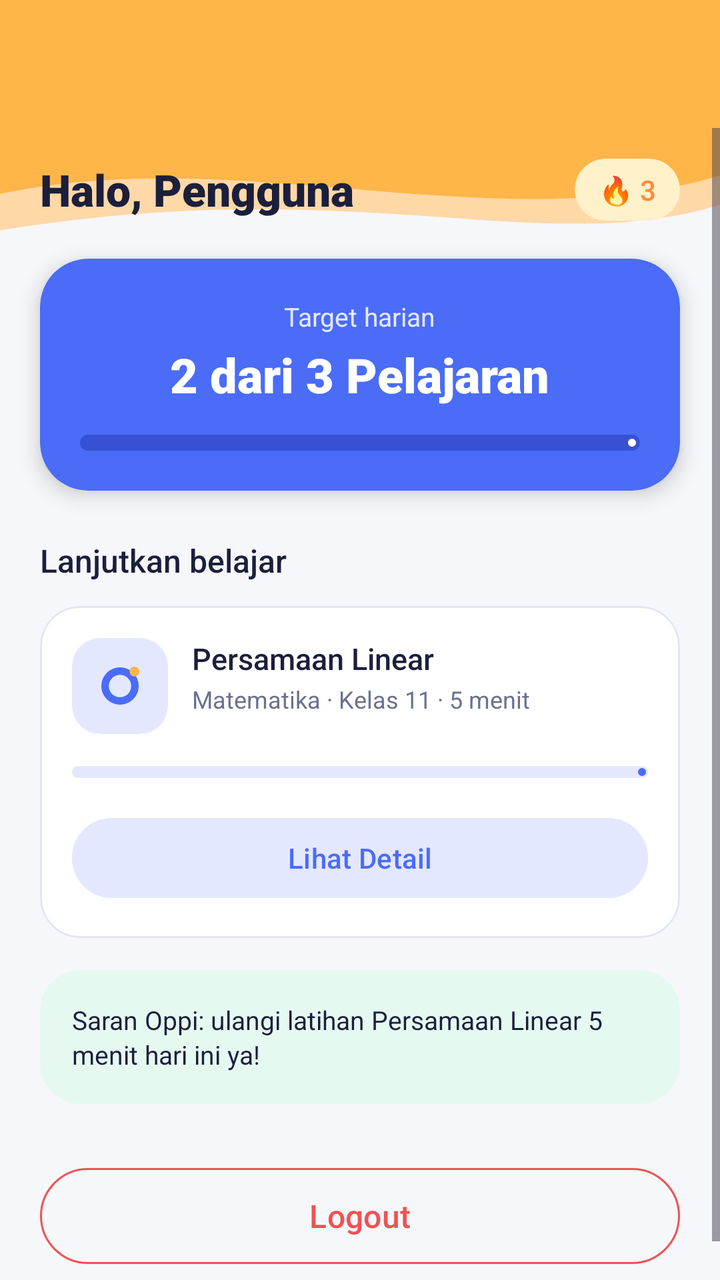
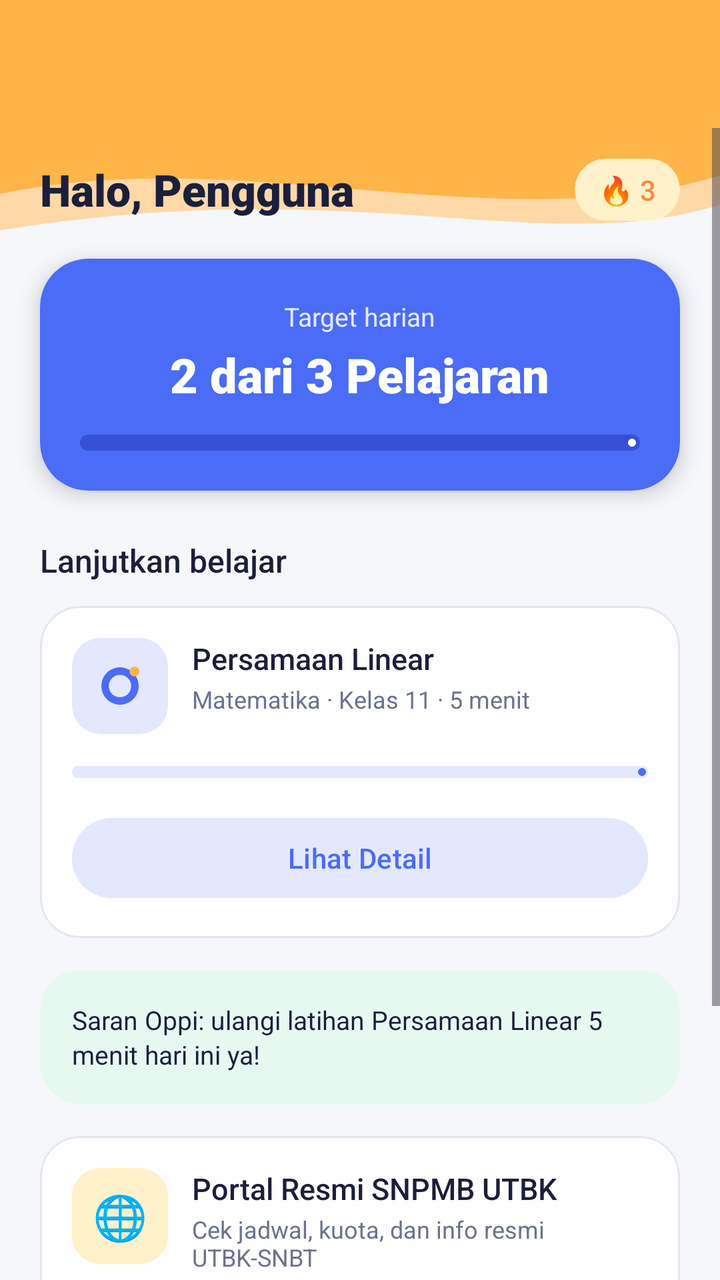

An Android layout rendered at two revisions. The XML below is the earlier revision; the diff shows what the commit changed to produce the second picture.
<!-- AndroidManifest.xml: application theme Theme.AppYuma -->
<!-- res/layout/fragment_home.xml -->
<?xml version="1.0" encoding="utf-8"?>
<androidx.constraintlayout.widget.ConstraintLayout xmlns:android="http://schemas.android.com/apk/res/android"
    xmlns:app="http://schemas.android.com/apk/res-auto"
    xmlns:tools="http://schemas.android.com/tools"
    android:layout_width="match_parent"
    android:layout_height="match_parent"
    android:background="@color/oppi_bg"
    tools:context=".Home.HomeFragment">

    <androidx.appcompat.widget.Toolbar
        android:id="@+id/toolbar"
        android:layout_width="0dp"
        android:layout_height="?attr/actionBarSize"
        android:background="@color/oppi_yellow"
        app:elevation="0dp"
        app:titleTextAppearance="@style/TextAppearance.Oppi.Toolbar.Title"
        app:titleTextColor="@color/oppi_text_primary"
        app:layout_constraintEnd_toEndOf="parent"
        app:layout_constraintStart_toStartOf="parent"
        app:layout_constraintTop_toTopOf="parent" />

    <ScrollView
        android:id="@+id/svMain"
        android:layout_width="0dp"
        android:layout_height="0dp"
        android:fillViewport="true"
        app:layout_constraintBottom_toBottomOf="parent"
        app:layout_constraintEnd_toEndOf="parent"
        app:layout_constraintStart_toStartOf="parent"
        app:layout_constraintTop_toBottomOf="@id/toolbar">

        <androidx.constraintlayout.widget.ConstraintLayout
            android:layout_width="match_parent"
            android:layout_height="wrap_content"
            android:paddingBottom="24dp">

            <ImageView
                android:id="@+id/ivWaveHeader"
                android:layout_width="0dp"
                android:layout_height="64dp"
                android:scaleType="fitXY"
                android:importantForAccessibility="no"
                android:src="@drawable/bg_header_wave_home"
                app:layout_constraintEnd_toEndOf="parent"
                app:layout_constraintStart_toStartOf="parent"
                app:layout_constraintTop_toTopOf="parent" />

            <TextView
                android:id="@+id/tvWelcomeUser"
                android:layout_width="0dp"
                android:layout_height="wrap_content"
                android:layout_marginStart="20dp"
                android:layout_marginTop="16dp"
                android:layout_marginEnd="12dp"
                android:fontFamily="sans-serif-black"
                android:text="Halo, Pengguna"
                android:textColor="@color/oppi_text_primary"
                android:textSize="22sp"
                app:layout_constraintEnd_toStartOf="@id/cvStreak"
                app:layout_constraintStart_toStartOf="parent"
                app:layout_constraintTop_toTopOf="parent" />

            <com.google.android.material.card.MaterialCardView
                android:id="@+id/cvStreak"
                android:layout_width="wrap_content"
                android:layout_height="wrap_content"
                android:layout_marginEnd="20dp"
                app:cardBackgroundColor="@color/oppi_cream"
                app:cardCornerRadius="16dp"
                app:cardElevation="0dp"
                app:strokeWidth="0dp"
                app:layout_constraintBottom_toBottomOf="@id/tvWelcomeUser"
                app:layout_constraintEnd_toEndOf="parent"
                app:layout_constraintTop_toTopOf="@id/tvWelcomeUser">

                <TextView
                    android:id="@+id/tvStreak"
                    android:layout_width="wrap_content"
                    android:layout_height="wrap_content"
                    android:paddingStart="12dp"
                    android:paddingTop="6dp"
                    android:paddingEnd="12dp"
                    android:paddingBottom="6dp"
                    android:fontFamily="sans-serif-medium"
                    android:text="🔥 3"
                    android:textColor="@color/oppi_orange"
                    android:textSize="14sp" />

            </com.google.android.material.card.MaterialCardView>

            <com.google.android.material.card.MaterialCardView
                android:id="@+id/cvTarget"
                android:layout_width="0dp"
                android:layout_height="wrap_content"
                android:layout_marginStart="20dp"
                android:layout_marginTop="20dp"
                android:layout_marginEnd="20dp"
                app:cardBackgroundColor="@color/oppi_primary"
                app:cardCornerRadius="24dp"
                app:cardElevation="6dp"
                app:strokeWidth="0dp"
                app:layout_constraintEnd_toEndOf="parent"
                app:layout_constraintStart_toStartOf="parent"
                app:layout_constraintTop_toBottomOf="@id/tvWelcomeUser">

                <androidx.constraintlayout.widget.ConstraintLayout
                    android:layout_width="match_parent"
                    android:layout_height="wrap_content"
                    android:padding="20dp">

                    <TextView
                        android:id="@+id/tvTargetLabel"
                        android:layout_width="wrap_content"
                        android:layout_height="wrap_content"
                        android:text="Target harian"
                        android:textColor="@color/oppi_lavender"
                        android:textSize="13sp"
                        app:layout_constraintEnd_toEndOf="parent"
                        app:layout_constraintStart_toStartOf="parent"
                        app:layout_constraintTop_toTopOf="parent" />

                    <TextView
                        android:id="@+id/tvTargetValue"
                        android:layout_width="wrap_content"
                        android:layout_height="wrap_content"
                        android:layout_marginTop="4dp"
                        android:fontFamily="sans-serif-black"
                        android:text="2 dari 3 Pelajaran"
                        android:textColor="@color/white"
                        android:textSize="24sp"
                        app:layout_constraintEnd_toEndOf="parent"
                        app:layout_constraintStart_toStartOf="parent"
                        app:layout_constraintTop_toBottomOf="@id/tvTargetLabel" />

                    <com.google.android.material.progressindicator.LinearProgressIndicator
                        android:id="@+id/pbTarget"
                        android:layout_width="0dp"
                        android:layout_height="wrap_content"
                        android:layout_marginTop="14dp"
                        android:progress="66"
                        app:indicatorColor="@color/white"
                        app:trackColor="@color/oppi_primary_dark"
                        app:trackCornerRadius="4dp"
                        app:trackThickness="8dp"
                        app:layout_constraintEnd_toEndOf="parent"
                        app:layout_constraintStart_toStartOf="parent"
                        app:layout_constraintTop_toBottomOf="@id/tvTargetValue" />

                </androidx.constraintlayout.widget.ConstraintLayout>

            </com.google.android.material.card.MaterialCardView>

            <TextView
                android:id="@+id/tvSectionTitle"
                android:layout_width="wrap_content"
                android:layout_height="wrap_content"
                android:layout_marginStart="20dp"
                android:layout_marginTop="24dp"
                android:fontFamily="sans-serif-medium"
                android:text="Lanjutkan belajar"
                android:textColor="@color/oppi_text_primary"
                android:textSize="16sp"
                app:layout_constraintStart_toStartOf="parent"
                app:layout_constraintTop_toBottomOf="@id/cvTarget" />

            <com.google.android.material.card.MaterialCardView
                android:id="@+id/cvProjectCard"
                android:layout_width="0dp"
                android:layout_height="wrap_content"
                android:layout_marginStart="20dp"
                android:layout_marginTop="12dp"
                android:layout_marginEnd="20dp"
                app:cardBackgroundColor="@color/oppi_card"
                app:cardCornerRadius="20dp"
                app:cardElevation="0dp"
                app:strokeColor="@color/oppi_border"
                app:strokeWidth="1dp"
                app:layout_constraintEnd_toEndOf="parent"
                app:layout_constraintStart_toStartOf="parent"
                app:layout_constraintTop_toBottomOf="@id/tvSectionTitle">

                <androidx.constraintlayout.widget.ConstraintLayout
                    android:layout_width="match_parent"
                    android:layout_height="wrap_content"
                    android:padding="16dp">

                    <com.google.android.material.card.MaterialCardView
                        android:id="@+id/cvLessonIcon"
                        android:layout_width="48dp"
                        android:layout_height="48dp"
                        app:cardBackgroundColor="@color/oppi_lavender"
                        app:cardCornerRadius="14dp"
                        app:cardElevation="0dp"
                        app:strokeWidth="0dp"
                        app:layout_constraintStart_toStartOf="parent"
                        app:layout_constraintTop_toTopOf="parent">

                        <ImageView
                            android:id="@+id/ivLogo"
                            android:layout_width="28dp"
                            android:layout_height="28dp"
                            android:layout_gravity="center"
                            android:contentDescription="Ikon pelajaran"
                            android:src="@drawable/ic_logo" />

                    </com.google.android.material.card.MaterialCardView>

                    <TextView
                        android:id="@+id/tvProjectTitle"
                        android:layout_width="0dp"
                        android:layout_height="wrap_content"
                        android:layout_marginStart="12dp"
                        android:fontFamily="sans-serif-medium"
                        android:text="Persamaan Linear"
                        android:textColor="@color/oppi_text_primary"
                        android:textSize="15sp"
                        app:layout_constraintEnd_toEndOf="parent"
                        app:layout_constraintStart_toEndOf="@id/cvLessonIcon"
                        app:layout_constraintTop_toTopOf="@id/cvLessonIcon" />

                    <TextView
                        android:id="@+id/tvProjectDesc"
                        android:layout_width="0dp"
                        android:layout_height="wrap_content"
                        android:layout_marginStart="12dp"
                        android:layout_marginTop="2dp"
                        android:text="Matematika · Kelas 11 · 5 menit"
                        android:textColor="@color/oppi_text_secondary"
                        android:textSize="12sp"
                        app:layout_constraintEnd_toEndOf="parent"
                        app:layout_constraintStart_toEndOf="@id/cvLessonIcon"
                        app:layout_constraintTop_toBottomOf="@id/tvProjectTitle" />

                    <com.google.android.material.progressindicator.LinearProgressIndicator
                        android:id="@+id/pbLesson"
                        android:layout_width="0dp"
                        android:layout_height="wrap_content"
                        android:layout_marginTop="16dp"
                        android:progress="45"
                        app:indicatorColor="@color/oppi_primary"
                        app:trackColor="@color/oppi_lavender"
                        app:trackCornerRadius="4dp"
                        app:trackThickness="6dp"
                        app:layout_constraintEnd_toEndOf="parent"
                        app:layout_constraintStart_toStartOf="parent"
                        app:layout_constraintTop_toBottomOf="@id/cvLessonIcon" />

                    <com.google.android.material.button.MaterialButton
                        android:id="@+id/btnViewDetail"
                        android:layout_width="0dp"
                        android:layout_height="48dp"
                        android:layout_marginTop="16dp"
                        android:backgroundTint="@color/oppi_lavender"
                        android:fontFamily="sans-serif-medium"
                        android:text="Lihat Detail"
                        android:textAllCaps="false"
                        android:textColor="@color/oppi_primary"
                        app:cornerRadius="24dp"
                        app:layout_constraintEnd_toEndOf="parent"
                        app:layout_constraintStart_toStartOf="parent"
                        app:layout_constraintTop_toBottomOf="@id/pbLesson" />

                </androidx.constraintlayout.widget.ConstraintLayout>

            </com.google.android.material.card.MaterialCardView>

            <com.google.android.material.card.MaterialCardView
                android:id="@+id/cvTips"
                android:layout_width="0dp"
                android:layout_height="wrap_content"
                android:layout_marginStart="20dp"
                android:layout_marginTop="16dp"
                android:layout_marginEnd="20dp"
                app:cardBackgroundColor="@color/oppi_mint"
                app:cardCornerRadius="20dp"
                app:cardElevation="0dp"
                app:strokeWidth="0dp"
                app:layout_constraintEnd_toEndOf="parent"
                app:layout_constraintStart_toStartOf="parent"
                app:layout_constraintTop_toBottomOf="@id/cvProjectCard">

                <TextView
                    android:id="@+id/tvTips"
                    android:layout_width="match_parent"
                    android:layout_height="wrap_content"
                    android:padding="16dp"
                    android:lineSpacingExtra="2dp"
                    android:text="Saran Oppi: ulangi latihan Persamaan Linear 5 menit hari ini ya!"
                    android:textColor="@color/oppi_text_primary"
                    android:textSize="13sp" />

            </com.google.android.material.card.MaterialCardView>

            <com.google.android.material.button.MaterialButton
                android:id="@+id/btnLogout"
                style="@style/Widget.Material3.Button.OutlinedButton"
                android:layout_width="0dp"
                android:layout_height="56dp"
                android:layout_marginStart="20dp"
                android:layout_marginTop="28dp"
                android:layout_marginEnd="20dp"
                android:fontFamily="sans-serif-medium"
                android:text="Logout"
                android:textAllCaps="false"
                android:textColor="@color/oppi_red"
                android:textSize="16sp"
                app:cornerRadius="28dp"
                app:strokeColor="@color/oppi_red"
                app:strokeWidth="1dp"
                app:layout_constraintEnd_toEndOf="parent"
                app:layout_constraintStart_toStartOf="parent"
                app:layout_constraintTop_toBottomOf="@id/cvTips" />

        </androidx.constraintlayout.widget.ConstraintLayout>

    </ScrollView>

</androidx.constraintlayout.widget.ConstraintLayout>
<!-- resources referenced by this layout -->
<resources>
  <color name="oppi_bg">#F6F7FB</color>
  <color name="oppi_border">#E3E6F0</color>
  <color name="oppi_card">#FFFFFF</color>
  <color name="oppi_cream">#FFF1C9</color>
  <color name="oppi_lavender">#E4E8FF</color>
  <color name="oppi_mint">#E6F9F1</color>
  <color name="oppi_orange">#FF8A3D</color>
  <color name="oppi_primary">#4A6CF7</color>
  <color name="oppi_primary_dark">#3651D4</color>
  <color name="oppi_red">#F05252</color>
  <color name="oppi_text_primary">#1B1F3B</color>
  <color name="oppi_text_secondary">#6B7190</color>
  <color name="oppi_yellow">#FFB547</color>
  <color name="white">#FFFFFFFF</color>
  <!-- drawable bg_header_wave_home (drawable) -->
  <vector xmlns:android="http://schemas.android.com/apk/res/android"
      android:width="360dp"
      android:height="70dp"
      android:viewportWidth="360"
      android:viewportHeight="70">
  
      <path
          android:fillColor="@color/oppi_peach"
          android:pathData="M 0,0 L 360,0 L 360,42 C 270,72 180,24 0,56 Z" />
  
      <path
          android:fillColor="@color/oppi_yellow"
          android:pathData="M 0,0 L 360,0 L 360,26 C 250,62 120,8 0,36 Z" />
  
  </vector>
  <!-- drawable ic_logo (drawable) -->
  <vector xmlns:android="http://schemas.android.com/apk/res/android"
      android:width="96dp"
      android:height="96dp"
      android:viewportWidth="24"
      android:viewportHeight="24">
      
      <path
          android:fillColor="#4A6CF7"
          android:pathData="M12,4a8,8 0 1,0 0.01,0z M12,7.2a4.8,4.8 0 1,1 -0.01,0z"
          android:fillType="evenOdd" />
      
      <path
          android:fillColor="#FFB547"
          android:pathData="M18.2,3.7a2.1,2.1 0 1,0 0.01,0z" />
  </vector>
  <style name="TextAppearance.Oppi.Toolbar.Title" parent="TextAppearance.Material3.TitleMedium">
          <item name="android:textSize">17sp</item>
          <item name="android:fontFamily">sans-serif-medium</item>
          <item name="android:textColor">@color/oppi_text_primary</item>
          <item name="android:letterSpacing">0.01</item>
      </style>
  <style name="Theme.AppYuma" parent="Base.Theme.AppYuma" />
  <color name="oppi_peach">#FFD8A8</color>
  <style name="Base.Theme.AppYuma" parent="Theme.Material3.Light.NoActionBar">
          <item name="colorPrimary">@color/oppi_primary</item>
          <item name="colorOnPrimary">@color/white</item>
          <item name="colorPrimaryContainer">@color/oppi_lavender</item>
          <item name="android:windowBackground">@color/oppi_bg</item>
      </style>
</resources>

<!-- the commit's change to res/layout/fragment_home.xml (unified diff, before → after) -->
@@ -291,6 +291,92 @@
 
             </com.google.android.material.card.MaterialCardView>
 
+            <com.google.android.material.card.MaterialCardView
+                android:id="@+id/cvSnpmbPortal"
+                android:layout_width="0dp"
+                android:layout_height="wrap_content"
+                android:layout_marginStart="20dp"
+                android:layout_marginTop="16dp"
+                android:layout_marginEnd="20dp"
+                app:cardBackgroundColor="@color/oppi_card"
+                app:cardCornerRadius="20dp"
+                app:cardElevation="0dp"
+                app:strokeColor="@color/oppi_border"
+                app:strokeWidth="1dp"
+                app:layout_constraintEnd_toEndOf="parent"
+                app:layout_constraintStart_toStartOf="parent"
+                app:layout_constraintTop_toBottomOf="@id/cvTips">
+
+                <androidx.constraintlayout.widget.ConstraintLayout
+                    android:layout_width="match_parent"
+                    android:layout_height="wrap_content"
+                    android:padding="16dp">
+
+                    <com.google.android.material.card.MaterialCardView
+                        android:id="@+id/cvSnpmbIcon"
+                        android:layout_width="48dp"
+                        android:layout_height="48dp"
+                        app:cardBackgroundColor="@color/oppi_cream"
+                        app:cardCornerRadius="14dp"
+                        app:cardElevation="0dp"
+                        app:strokeWidth="0dp"
+                        app:layout_constraintStart_toStartOf="parent"
+                        app:layout_constraintTop_toTopOf="parent">
+
+                        <TextView
+                            android:layout_width="wrap_content"
+                            android:layout_height="wrap_content"
+                            android:layout_gravity="center"
+                            android:text="🌐"
+                            android:textSize="22sp" />
+
+                    </com.google.android.material.card.MaterialCardView>
+
+                    <TextView
+                        android:id="@+id/tvSnpmbTitle"
+                        android:layout_width="0dp"
+                        android:layout_height="wrap_content"
+                        android:layout_marginStart="12dp"
+                        android:fontFamily="sans-serif-medium"
+                        android:text="Portal Resmi SNPMB UTBK"
+                        android:textColor="@color/oppi_text_primary"
+                        android:textSize="15sp"
+                        app:layout_constraintEnd_toEndOf="parent"
+                        app:layout_constraintStart_toEndOf="@id/cvSnpmbIcon"
+                        app:layout_constraintTop_toTopOf="@id/cvSnpmbIcon" />
+
+                    <TextView
+                        android:id="@+id/tvSnpmbDesc"
+                        android:layout_width="0dp"
+                        android:layout_height="wrap_content"
+                        android:layout_marginStart="12dp"
+                        android:layout_marginTop="2dp"
+                        android:text="Cek jadwal, kuota, dan info resmi UTBK-SNBT"
+                        android:textColor="@color/oppi_text_secondary"
+                        android:textSize="12sp"
+                        app:layout_constraintEnd_toEndOf="parent"
+                        app:layout_constraintStart_toEndOf="@id/cvSnpmbIcon"
+                        app:layout_constraintTop_toBottomOf="@id/tvSnpmbTitle" />
+
+                    <com.google.android.material.button.MaterialButton
+                        android:id="@+id/btnOpenSnpmb"
+                        android:layout_width="0dp"
+                        android:layout_height="48dp"
+                        android:layout_marginTop="16dp"
+                        android:backgroundTint="@color/oppi_primary"
+                        android:fontFamily="sans-serif-medium"
+                        android:text="Buka Portal SNPMB"
+                        android:textAllCaps="false"
+                        android:textColor="@color/white"
+                        app:cornerRadius="24dp"
+                        app:layout_constraintEnd_toEndOf="parent"
+                        app:layout_constraintStart_toStartOf="parent"
+                        app:layout_constraintTop_toBottomOf="@id/cvSnpmbIcon" />
+
+                </androidx.constraintlayout.widget.ConstraintLayout>
+
+            </com.google.android.material.card.MaterialCardView>
+
             <com.google.android.material.button.MaterialButton
                 android:id="@+id/btnLogout"
                 style="@style/Widget.Material3.Button.OutlinedButton"
@@ -309,7 +395,7 @@
                 app:strokeWidth="1dp"
                 app:layout_constraintEnd_toEndOf="parent"
                 app:layout_constraintStart_toStartOf="parent"
-                app:layout_constraintTop_toBottomOf="@id/cvTips" />
+                app:layout_constraintTop_toBottomOf="@id/cvSnpmbPortal" />
 
         </androidx.constraintlayout.widget.ConstraintLayout>
 
